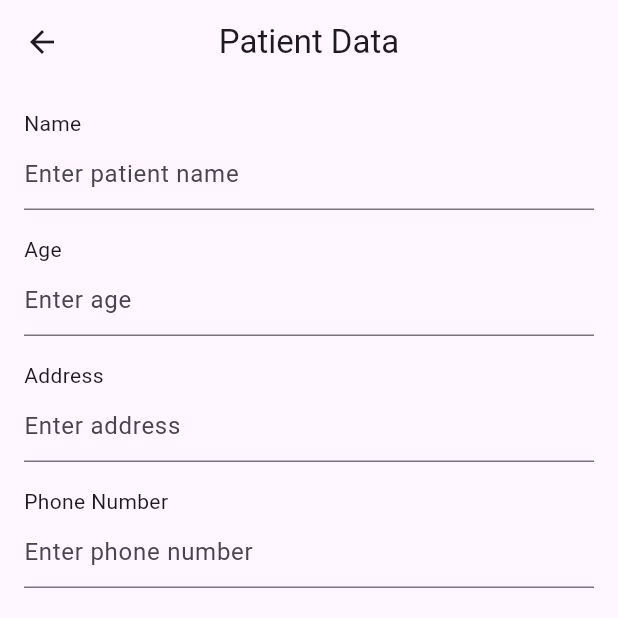
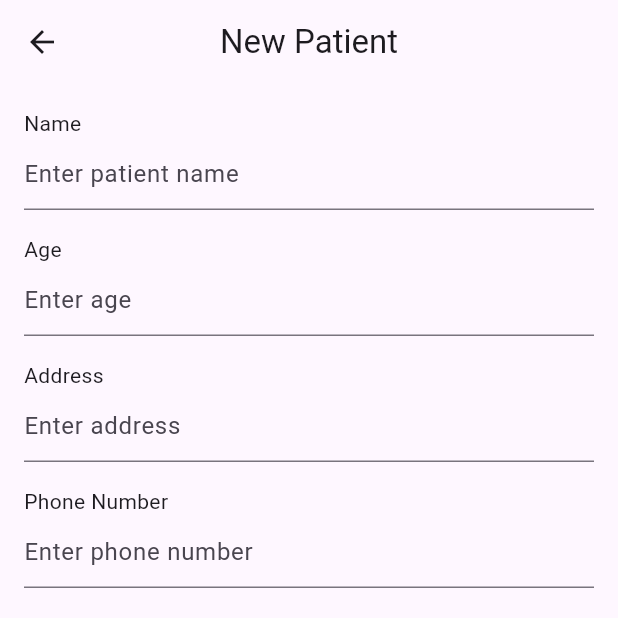
Before and after one commit to CalistDsouza/Patient_Management_System, a Flutter app: the AddPatientScreen screen opened directly, on a phone screen of 412 x 824 dp, the top half of it. Run offline on Flutter 3.47's test engine with Material 3 defaults, Android fonts, the phone set to English and light mode, and no system bars.

Commit message:
Update AddPatientScreen.dart

```diff
--- a/lib/AddPatientScreen.dart
+++ b/lib/AddPatientScreen.dart
@@ -34,7 +34,7 @@ class _AddPatientScreenState extends State<AddPatientScreen> {
   Widget build(BuildContext context) {
     return Scaffold(
       appBar: AppBar(
-        title: const Text('Patient Data'),
+        title: const Text('New Patient'),
         centerTitle: true,
       ),
       body: Padding(
```
